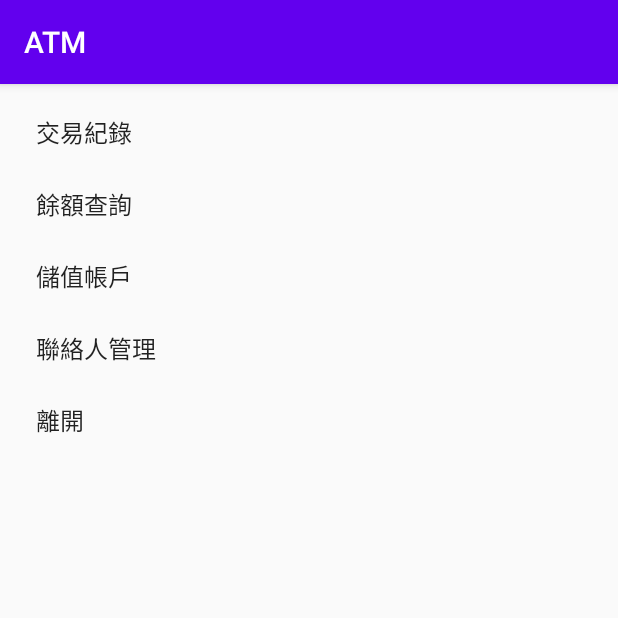
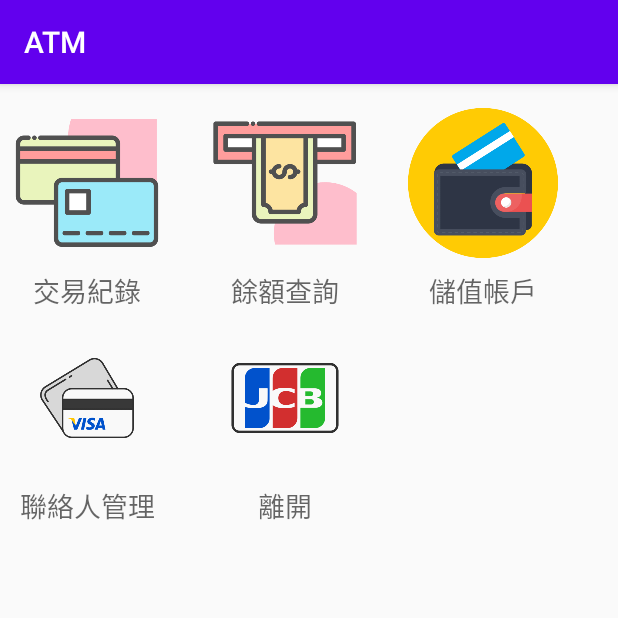
Before and after one commit to chengte99/ATM, an Android app: the MainActivity screen opened directly, with no data from a screen before it, on a phone screen of 412 x 824 dp, the top half of it. Run offline under Robolectric (Android 15) with nearby library versions, the phone set to English and light mode, and no system bars.

Commit message:
RecycleView Adapter, viewHolder

```diff
--- a/app/src/main/AndroidManifest.xml
+++ b/app/src/main/AndroidManifest.xml
@@ -1,7 +1,9 @@
 <?xml version="1.0" encoding="utf-8"?>
 <manifest xmlns:android="http://schemas.android.com/apk/res/android"
     package="com.chengte99.atm">
-
+    <uses-permission android:name="android.permission.CAMERA"></uses-permission>
+    <uses-permission android:name="android.permission.INTERNET"></uses-permission>
+    <uses-permission android:name="android.permission.READ_EXTERNAL_STORAGE"></uses-permission>
     <application
         android:allowBackup="true"
         android:icon="@mipmap/ic_launcher"
--- a/app/src/main/java/com/chengte99/atm/Function.java
+++ b/app/src/main/java/com/chengte99/atm/Function.java
@@ -2,12 +2,18 @@ package com.chengte99.atm;
 
 public class Function {
     String name;
+    int icon;
 
     public Function() {
     }
 
     public Function(String name) {
         this.name = name;
+    }
+
+    public Function(String name, int icon) {
+        this.name = name;
+        this.icon = icon;
     }
 
     public String getName() {
@@ -17,4 +23,12 @@ public class Function {
     public void setName(String name) {
         this.name = name;
     }
+
+    public int getIcon() {
+        return icon;
+    }
+
+    public void setIcon(int icon) {
+        this.icon = icon;
+    }
 }
--- a/app/src/main/java/com/chengte99/atm/MainActivity.java
+++ b/app/src/main/java/com/chengte99/atm/MainActivity.java
@@ -1,19 +1,28 @@
 package com.chengte99.atm;
 
+import androidx.annotation.NonNull;
 import androidx.annotation.Nullable;
 import androidx.appcompat.app.AppCompatActivity;
+import androidx.recyclerview.widget.GridLayoutManager;
 import androidx.recyclerview.widget.LinearLayoutManager;
 import androidx.recyclerview.widget.RecyclerView;
 
 import android.content.Intent;
 import android.os.Bundle;
 import android.util.Log;
+import android.view.View;
+import android.view.ViewGroup;
+import android.widget.ImageView;
+import android.widget.TextView;
+
+import java.util.ArrayList;
 
 public class MainActivity extends AppCompatActivity {
     private static final int REQUEST_CODE = 100;
     private static final String TAG = MainActivity.class.getSimpleName();
     private boolean logon = false;
-    String[] functions = null;
+    private ArrayList<Function> functions;
+    //    String[] functions = null;
 
     @Override
     protected void onCreate(Bundle savedInstanceState) {
@@ -26,14 +35,84 @@ public class MainActivity extends AppCompatActivity {
         super.onCreate(savedInstanceState);
         setContentView(R.layout.activity_main);
 
+        setupFunction();
+
         RecyclerView recyclerView = findViewById(R.id.recycler);
         recyclerView.setHasFixedSize(true);
-        recyclerView.setLayoutManager(new LinearLayoutManager(this));
+//        recyclerView.setLayoutManager(new LinearLayoutManager(this));
+        recyclerView.setLayoutManager(new GridLayoutManager(this, 3));
         //Adapter
-        FunctionAdapter adapter = new FunctionAdapter(this);
+//        FunctionAdapter adapter = new FunctionAdapter(this);
+        IconAdapter adapter = new IconAdapter();
         recyclerView.setAdapter(adapter);
 
 //        Log.d(TAG, "onCreate: " + functions[0]);
+    }
+
+    public class IconAdapter extends RecyclerView.Adapter<IconAdapter.IconViewHolder> {
+
+        @NonNull
+        @Override
+        public IconViewHolder onCreateViewHolder(@NonNull ViewGroup parent, int viewType) {
+            View view = getLayoutInflater().inflate(R.layout.item_icon, parent, false);
+            return new IconViewHolder(view);
+        }
+
+        @Override
+        public void onBindViewHolder(@NonNull IconViewHolder holder, int position) {
+            final Function function = functions.get(position);
+            holder.nameText.setText(function.getName());
+            holder.iconImage.setImageResource(function.getIcon());
+            holder.itemView.setOnClickListener(new View.OnClickListener() {
+                @Override
+                public void onClick(View view) {
+                    itemClick(function);
+                }
+            });
+        }
+
+        @Override
+        public int getItemCount() {
+            return functions.size();
+        }
+
+        public class IconViewHolder extends RecyclerView.ViewHolder {
+            ImageView iconImage;
+            TextView nameText;
+            public IconViewHolder(@NonNull View itemView) {
+                super(itemView);
+                iconImage = itemView.findViewById(R.id.item_icon);
+                nameText = itemView.findViewById(R.id.item_name);
+            }
+        }
+    }
+
+    private void itemClick(Function function) {
+        Log.d(TAG, "onClick: " + function.getName());
+
+        switch (function.getIcon()) {
+            case R.drawable.f_01:
+                break;
+            case R.drawable.f_02:
+                break;
+            case R.drawable.f_03:
+                break;
+            case R.drawable.f_04:
+                break;
+            case R.drawable.f_05:
+                finish();
+                break;
+        }
+    }
+
+    private void setupFunction() {
+        functions = new ArrayList<>();
+        String[] funcs = getResources().getStringArray(R.array.functions);
+        functions.add(new Function(funcs[0], R.drawable.f_01));
+        functions.add(new Function(funcs[1], R.drawable.f_02));
+        functions.add(new Function(funcs[2], R.drawable.f_03));
+        functions.add(new Function(funcs[3], R.drawable.f_04));
+        functions.add(new Function(funcs[4], R.drawable.f_05));
     }
 
     @Override
--- /dev/null
+++ b/app/src/main/res/layout/item_icon.xml
@@ -0,0 +1,27 @@
+<?xml version="1.0" encoding="utf-8"?>
+<androidx.constraintlayout.widget.ConstraintLayout xmlns:android="http://schemas.android.com/apk/res/android"
+    xmlns:app="http://schemas.android.com/apk/res-auto"
+    xmlns:tools="http://schemas.android.com/tools"
+    android:layout_width="wrap_content"
+    android:layout_height="wrap_content">
+
+    <ImageView
+        android:id="@+id/item_icon"
+        android:layout_width="100dp"
+        android:layout_height="100dp"
+        android:layout_marginTop="8dp"
+        app:layout_constraintEnd_toEndOf="parent"
+        app:layout_constraintStart_toStartOf="parent"
+        app:layout_constraintTop_toTopOf="parent"
+        app:srcCompat="@drawable/f_03" />
+
+    <TextView
+        android:id="@+id/item_name"
+        android:layout_width="wrap_content"
+        android:layout_height="wrap_content"
+        android:layout_marginTop="8dp"
+        android:textAppearance="@style/TextAppearance.AppCompat.Medium"
+        app:layout_constraintEnd_toEndOf="parent"
+        app:layout_constraintStart_toStartOf="parent"
+        app:layout_constraintTop_toBottomOf="@+id/item_icon" />
+</androidx.constraintlayout.widget.ConstraintLayout>
```
Also changed, not shown: app/src/main/res/drawable/f_01.png (added), app/src/main/res/drawable/f_02.png (added), app/src/main/res/drawable/f_03.png (added), app/src/main/res/drawable/f_04.png (added), app/src/main/res/drawable/f_05.png (added).
